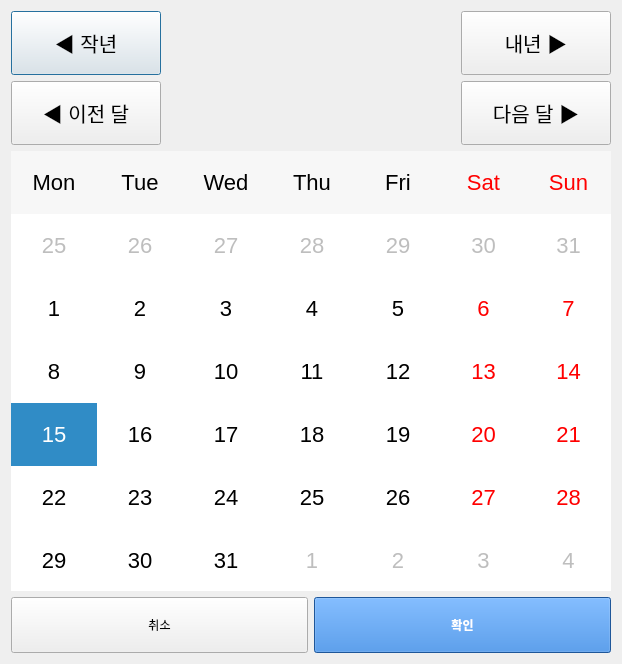
Above: qt/client/calendar.ui from ginjuns/SNAP before the change. Below: the same form after it.
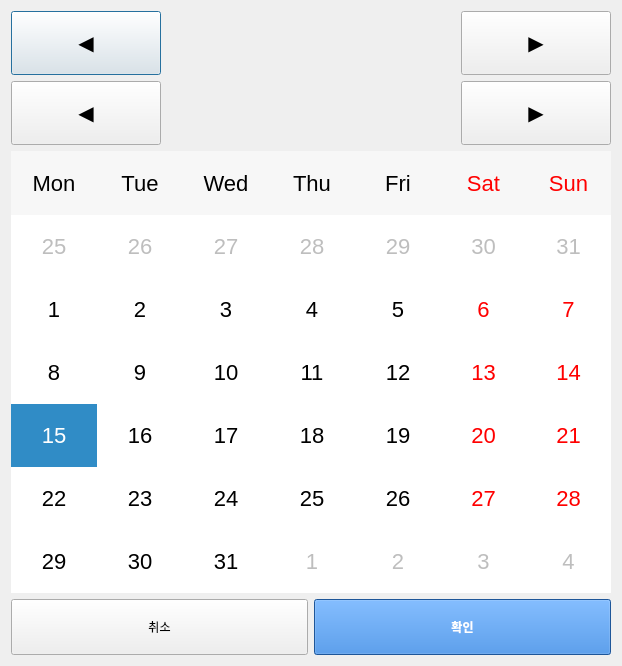
That is the form after the change.

```diff
--- a/qt/client/calendar.ui
+++ b/qt/client/calendar.ui
@@ -2,6 +2,14 @@
 <ui version="4.0">
  <class>Calendar</class>
  <widget class="QDialog" name="Calendar">
+  <property name="geometry">
+   <rect>
+    <x>0</x>
+    <y>0</y>
+    <width>618</width>
+    <height>666</height>
+   </rect>
+  </property>
   <property name="windowTitle">
    <string>날짜 선택</string>
   </property>
@@ -20,7 +28,7 @@
         <string notr="true">font-size: 20px;</string>
        </property>
        <property name="text">
-        <string>◀ 작년</string>
+        <string>◀</string>
        </property>
       </widget>
      </item>
@@ -46,7 +54,7 @@
         <string notr="true">font-size: 20px;</string>
        </property>
        <property name="text">
-        <string>내년 ▶</string>
+        <string>▶</string>
        </property>
       </widget>
      </item>
@@ -66,7 +74,7 @@
         <string notr="true">font-size: 20px;</string>
        </property>
        <property name="text">
-        <string>◀ 이전 달</string>
+        <string>◀</string>
        </property>
       </widget>
      </item>
@@ -92,7 +100,7 @@
         <string notr="true">font-size: 20px;</string>
        </property>
        <property name="text">
-        <string>다음 달 ▶</string>
+        <string>▶</string>
        </property>
       </widget>
      </item>
```
